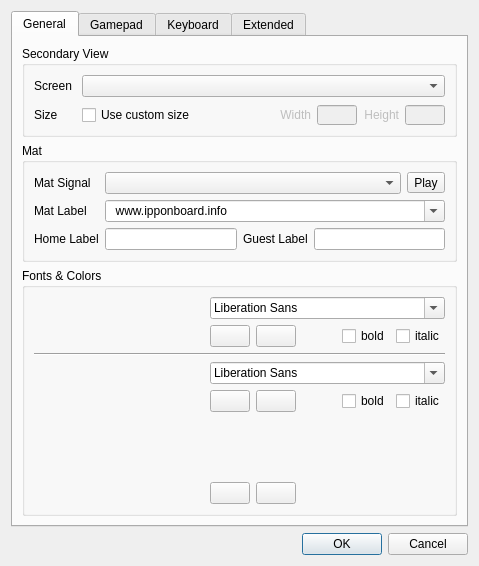
Before: the Qt Designer form base/SettingsDlg.ui in fmuecke/Ipponboard, drawn with Qt 5.
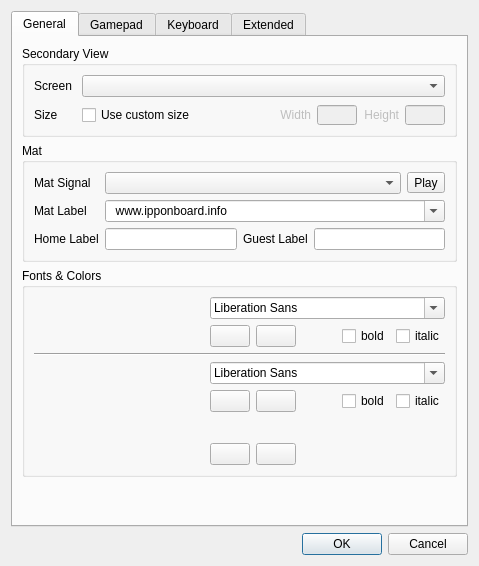
After: the same form once the commit is applied. Icons and pictures are not drawn. Custom widgets are drawn as their Qt base class.

Commit message: improved layout of settings dialog (added spacer so that sample texts have same size)

```diff
--- a/base/SettingsDlg.ui
+++ b/base/SettingsDlg.ui
@@ -722,6 +722,19 @@
          </layout>
         </widget>
        </item>
+       <item>
+        <spacer name="verticalSpacer_3">
+         <property name="orientation">
+          <enum>Qt::Vertical</enum>
+         </property>
+         <property name="sizeHint" stdset="0">
+          <size>
+           <width>20</width>
+           <height>40</height>
+          </size>
+         </property>
+        </spacer>
+       </item>
       </layout>
      </widget>
      <widget class="QWidget" name="tab_gamepad">
```
